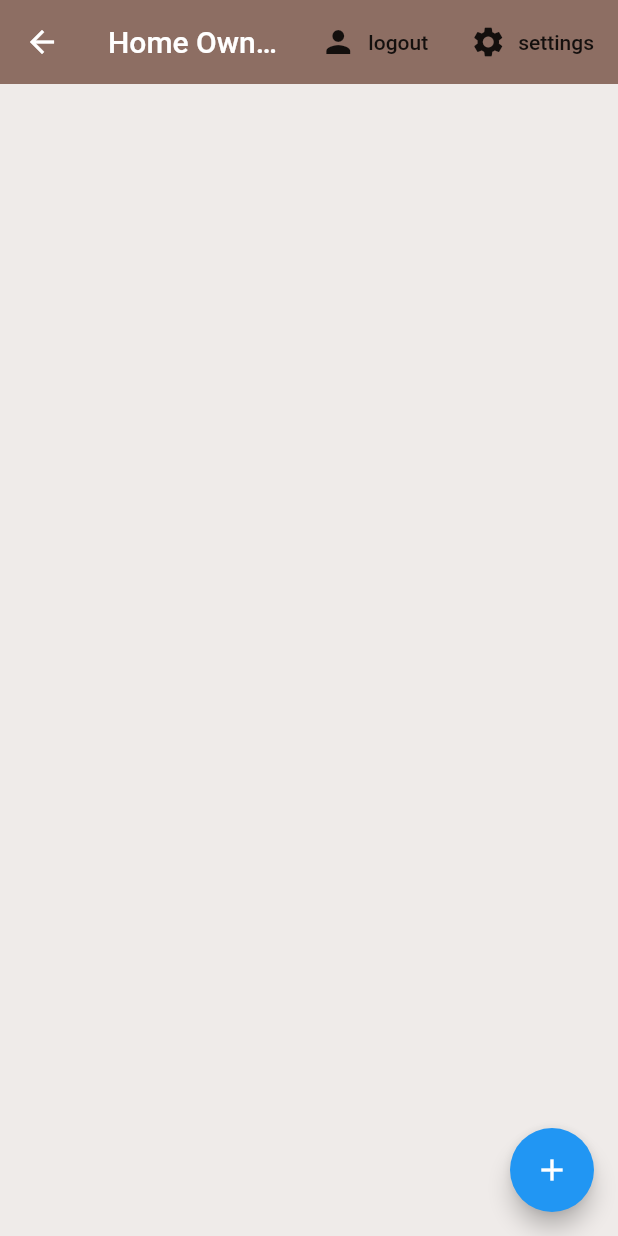
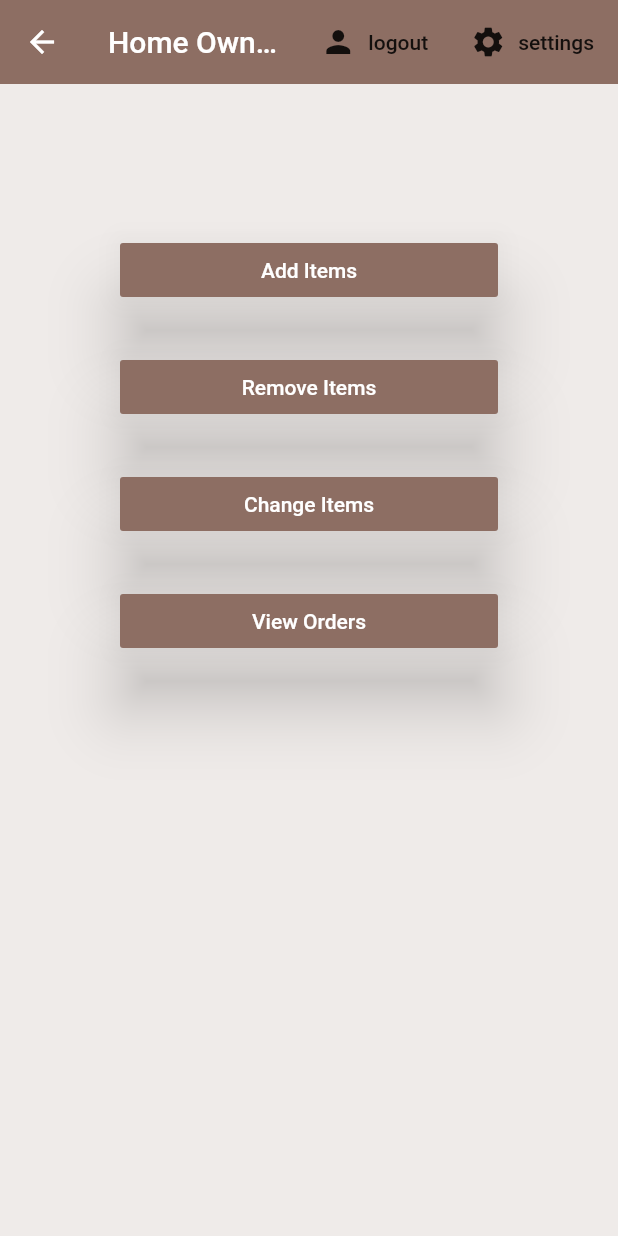
Before and after one commit to Vishisht-rao/local_commodities, a Flutter app: the HomeOwner screen opened directly, on a phone screen of 412 x 824 dp. Run offline on Flutter 3.47's test engine with Material 2 defaults, Android fonts, the phone set to English and light mode, and no system bars; our stand-ins replace cloud_firestore, firebase_auth, flutter_spinkit; accounts and stored records are empty.

Commit message:
made store owner look good

```diff
--- a/lib/screens/home_owner/home_owner.dart
+++ b/lib/screens/home_owner/home_owner.dart
@@ -55,11 +55,62 @@ class _HomeOwnerState extends State<HomeOwner> {
           )
         ],
       ),
-      floatingActionButton: FloatingActionButton(
-        tooltip: 'Add Item',
-        child: const Icon(Icons.add),
-        onPressed: () => _showAddItemsPanel(),
-      ),
+      body: Container(child:
+      Column(
+        children: <Widget>[
+          SizedBox(height:100),
+        Padding(
+          padding: EdgeInsets.fromLTRB(80,0,80,0),
+          child: RaisedButton(
+            onPressed:() {
+              return _showAddItemsPanel();
+            },
+          child: Center(child:Text('Add Items',style:TextStyle(color:Colors.white),),),
+          elevation:20,
+          color: Colors.brown[400],
+          splashColor: Colors.redAccent,
+          ),
+        ),
+        SizedBox(height: 30,),
+        Padding(
+          padding: EdgeInsets.fromLTRB(80,0,80,0),
+          child: RaisedButton(
+            onPressed:() {
+              return null;
+            },
+          child: Center(child:Text('Remove Items',style:TextStyle(color:Colors.white),),),
+          elevation:20,
+          color: Colors.brown[400],
+          splashColor: Colors.redAccent,
+          ),
+        ),
+        SizedBox(height: 30,),
+        Padding(
+          padding: EdgeInsets.fromLTRB(80,0,80,0),
+          child: RaisedButton(
+            onPressed:() {
+              return null;
+            },
+          child: Center(child:Text('Change Items',style:TextStyle(color:Colors.white),),),
+          elevation:20,
+          color: Colors.brown[400],
+          splashColor: Colors.redAccent,
+          ),
+        ),
+        SizedBox(height: 30,),
+        Padding(
+          padding: EdgeInsets.fromLTRB(80,0,80,0),
+          child: RaisedButton(
+            onPressed:() {
+              return null;
+            },
+          child: Center(child:Text('View Orders',style:TextStyle(color:Colors.white),),),
+          elevation:20,
+          color: Colors.brown[400],
+          splashColor: Colors.redAccent,
+          ),
+        )
+                ],)),
       );
 
   }
```
